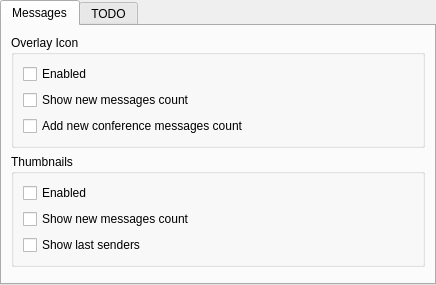
euroelessar/qutim, file win-integration/src/wsettings.ui: the form before one commit.
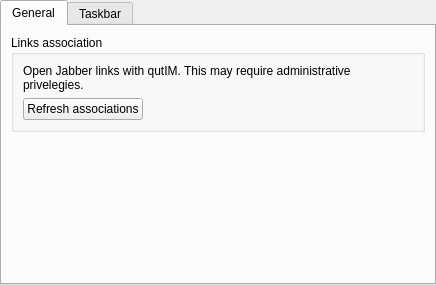
The form after the commit.

```diff
--- a/win-integration/src/wsettings.ui
+++ b/win-integration/src/wsettings.ui
@@ -30,7 +30,78 @@
      </property>
      <widget class="QWidget" name="tab_messages">
       <attribute name="title">
-       <string>Messages</string>
+       <string>General</string>
+      </attribute>
+      <layout class="QVBoxLayout" name="verticalLayout_4">
+       <item>
+        <widget class="QGroupBox" name="groupBox_4">
+         <property name="title">
+          <string>Links association</string>
+         </property>
+         <layout class="QVBoxLayout" name="verticalLayout_5">
+          <item>
+           <widget class="QLabel" name="label">
+            <property name="text">
+             <string>Open Jabber links with qutIM. This may require administrative privelegies.</string>
+            </property>
+            <property name="wordWrap">
+             <bool>true</bool>
+            </property>
+           </widget>
+          </item>
+          <item>
+           <layout class="QHBoxLayout" name="horizontalLayout_2">
+            <item>
+             <widget class="QPushButton" name="pushButton">
+              <property name="font">
+               <font>
+                <kerning>true</kerning>
+               </font>
+              </property>
+              <property name="styleSheet">
+               <string notr="true"/>
+              </property>
+              <property name="text">
+               <string>Refresh associations</string>
+              </property>
+             </widget>
+            </item>
+            <item>
+             <spacer name="horizontalSpacer">
+              <property name="orientation">
+               <enum>Qt::Horizontal</enum>
+              </property>
+              <property name="sizeHint" stdset="0">
+               <size>
+                <width>40</width>
+                <height>20</height>
+               </size>
+              </property>
+             </spacer>
+            </item>
+           </layout>
+          </item>
+         </layout>
+        </widget>
+       </item>
+       <item>
+        <spacer name="verticalSpacer_3">
+         <property name="orientation">
+          <enum>Qt::Vertical</enum>
+         </property>
+         <property name="sizeHint" stdset="0">
+          <size>
+           <width>20</width>
+           <height>40</height>
+          </size>
+         </property>
+        </spacer>
+       </item>
+      </layout>
+     </widget>
+     <widget class="QWidget" name="tabTaskbar">
+      <attribute name="title">
+       <string>Taskbar</string>
       </attribute>
       <layout class="QVBoxLayout" name="verticalLayout_3">
        <item>
@@ -47,16 +118,22 @@
            </widget>
           </item>
           <item>
-           <widget class="QCheckBox" name="cb_oi_showNewMsgCount">
+           <widget class="QCheckBox" name="cb_oi_showNewMsgNumber">
+            <property name="styleSheet">
+             <string notr="true"/>
+            </property>
             <property name="text">
-             <string>Show new messages count</string>
+             <string>Show new messages number</string>
             </property>
            </widget>
           </item>
           <item>
-           <widget class="QCheckBox" name="cb_oi_addNewConfMsgCount">
+           <widget class="QCheckBox" name="cb_oi_addNewConfMsgNumber">
+            <property name="styleSheet">
+             <string notr="true"/>
+            </property>
             <property name="text">
-             <string>Add new conference messages count</string>
+             <string>Add new conference messages number</string>
             </property>
            </widget>
           </item>
@@ -77,16 +154,12 @@
            </widget>
           </item>
           <item>
-           <widget class="QCheckBox" name="cb_tt_showNewMsgCount">
-            <property name="text">
-             <string>Show new messages count</string>
+           <widget class="QCheckBox" name="cb_tt_showNewMsgNumber">
+            <property name="styleSheet">
+             <string notr="true"/>
             </property>
-           </widget>
-          </item>
-          <item>
-           <widget class="QCheckBox" name="cb_tt_showLastSenders">
             <property name="text">
-             <string>Show last senders</string>
+             <string>Show new messages number</string>
             </property>
            </widget>
           </item>
@@ -108,11 +181,6 @@
        </item>
       </layout>
      </widget>
-     <widget class="QWidget" name="tab_2">
-      <attribute name="title">
-       <string notr="true">TODO</string>
-      </attribute>
-     </widget>
     </widget>
    </item>
   </layout>
```
Left out of the diff: 2 changed lines with no effect on the pictures.
